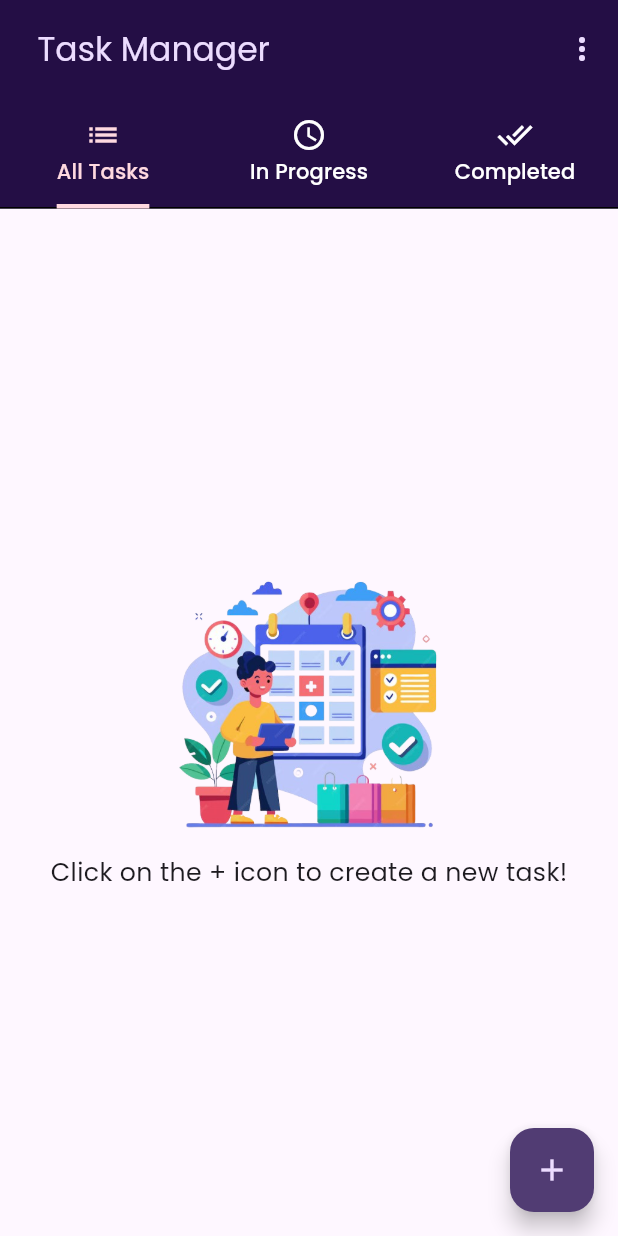
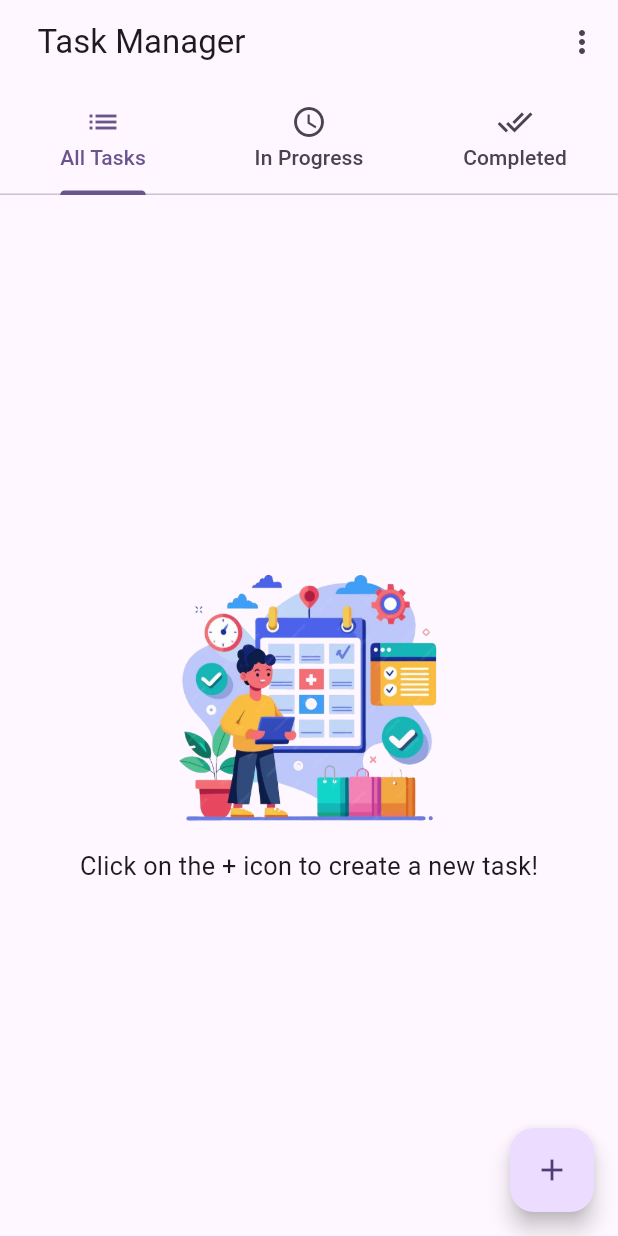
Before and after one commit to 13ARUN/Todo-Flutter, a Flutter app: the screen it shows after launch, on a phone screen of 412 x 824 dp. Run offline on Flutter 3.47's test engine with Material 3 defaults, Android fonts, the phone set to English and light mode, and no system bars; our stand-ins replace google_fonts, sqflite; accounts and stored records are empty.

Commit message:
Material UI Theme

```diff
--- a/todo/lib/theme/themedata.dart
+++ b/todo/lib/theme/themedata.dart
@@ -1,170 +1,186 @@
 import 'package:flutter/material.dart';
 import 'package:google_fonts/google_fonts.dart';
 
-var kColorScheme = ColorScheme.fromSeed(
-  seedColor: const Color.fromARGB(255, 108, 58, 184),
+// var kColorScheme = ColorScheme.fromSeed(
+//   seedColor: const Color.fromARGB(255, 108, 58, 184),
+// );
+
+final kColorScheme = ColorScheme.fromSeed(
+    seedColor: const Color.fromARGB(255, 108, 58, 184),
+    brightness: Brightness.light);
+
+final kDarkColorScheme = ColorScheme.fromSeed(
+    seedColor: const Color.fromARGB(255, 108, 58, 184),
+    brightness: Brightness.dark);
+
+final ThemeData lightTheme = ThemeData(
+  colorScheme: kColorScheme,
 );
 
-final ThemeData lightTheme = ThemeData().copyWith(
-  textTheme: GoogleFonts.poppinsTextTheme(),
-  colorScheme: const ColorScheme.light(),
-  brightness: Brightness.light,
-  appBarTheme: const AppBarTheme().copyWith(
-    backgroundColor: kColorScheme.onPrimaryFixed,
-    foregroundColor: kColorScheme.primaryContainer,
-    toolbarHeight: 65,
-  ),
-  tabBarTheme: TabBarTheme(
-    labelColor: kColorScheme.tertiaryContainer,
-    unselectedLabelColor: Colors.white,
-    indicator: UnderlineTabIndicator(
-      borderSide: BorderSide(
-        color: kColorScheme.tertiaryContainer,
-        width: 3,
-      ),
-    ),
-  ),
-  floatingActionButtonTheme: const FloatingActionButtonThemeData().copyWith(
-    backgroundColor: kColorScheme.onPrimaryContainer,
-    foregroundColor: kColorScheme.primaryContainer,
-  ),
-  checkboxTheme: const CheckboxThemeData().copyWith(
-    fillColor: WidgetStatePropertyAll(kColorScheme.primaryFixedDim),
-    checkColor: WidgetStatePropertyAll(kColorScheme.onPrimaryContainer),
-    side: BorderSide(color: kColorScheme.onPrimaryContainer, width: 2),
-  ),
-  snackBarTheme: const SnackBarThemeData().copyWith(
-    backgroundColor: kColorScheme.inverseSurface,
-    contentTextStyle: TextStyle(color: kColorScheme.onInverseSurface),
-    actionTextColor: kColorScheme.inversePrimary,
-  ),
-  listTileTheme: const ListTileThemeData().copyWith(
-    iconColor: kColorScheme.onPrimaryContainer,
-    tileColor: kColorScheme.surfaceContainerHighest,
-  ),
-  filledButtonTheme: FilledButtonThemeData(
-    style: ButtonStyle(
-      backgroundColor:
-          WidgetStatePropertyAll(kColorScheme.onSecondaryFixedVariant),
-      foregroundColor: WidgetStatePropertyAll(kColorScheme.onPrimary),
-    ),
-  ),
-  popupMenuTheme: const PopupMenuThemeData().copyWith(
-    color: kColorScheme.surfaceContainerHighest,
-  ),
-  inputDecorationTheme: const InputDecorationTheme().copyWith(
-    hintStyle: TextStyle(color: kColorScheme.onSurfaceVariant),
-    suffixIconColor: kColorScheme.onPrimaryFixedVariant,
-    enabledBorder: OutlineInputBorder(
-      borderSide: BorderSide(color: kColorScheme.primaryContainer),
-    ),
-    focusedBorder: OutlineInputBorder(
-      borderSide: BorderSide(color: kColorScheme.primary),
-    ),
-    errorBorder: OutlineInputBorder(
-      borderSide: BorderSide(color: kColorScheme.error),
-    ),
-    focusedErrorBorder: OutlineInputBorder(
-      borderSide: BorderSide(color: kColorScheme.error),
-    ),
-    errorStyle: TextStyle(color: kColorScheme.error),
-    labelStyle: TextStyle(color: kColorScheme.onPrimaryContainer),
-  ),
-  textSelectionTheme: TextSelectionThemeData(
-    cursorColor: kColorScheme.onPrimaryContainer,
-    selectionColor: kColorScheme.inversePrimary,
-    selectionHandleColor: kColorScheme.onPrimaryContainer,
-  ),
-  datePickerTheme: DatePickerThemeData(
-    todayBorder: BorderSide(color: kColorScheme.error),
-    rangePickerBackgroundColor: kColorScheme.error,
-    todayBackgroundColor: WidgetStatePropertyAll(kColorScheme.primary),
-    todayForegroundColor: WidgetStatePropertyAll(kColorScheme.surfaceBright),
-    headerBackgroundColor: kColorScheme.primaryContainer,
-  ),
-  textButtonTheme: TextButtonThemeData(
-    style: ButtonStyle(
-      foregroundColor: WidgetStatePropertyAll(kColorScheme.onPrimaryContainer),
-    ),
-  ),
+final ThemeData darkTheme = ThemeData(
+  colorScheme: kDarkColorScheme,
 );
 
-final ThemeData darkTheme = ThemeData.dark().copyWith(
-  textTheme: GoogleFonts.poppinsTextTheme(const TextTheme()),
-  colorScheme: const ColorScheme.dark(),
-  brightness: Brightness.dark,
-  appBarTheme: const AppBarTheme().copyWith(
-    backgroundColor: kColorScheme.onPrimaryFixed,
-    foregroundColor: kColorScheme.primaryContainer,
-  ),
-  tabBarTheme: TabBarTheme(
-      labelColor: kColorScheme.tertiaryContainer,
-      unselectedLabelColor: Colors.white,
-      indicator: UnderlineTabIndicator(
-        borderSide: BorderSide(
-          color: kColorScheme.tertiaryContainer,
-          width: 3,
-        ),
-      ),
-      dividerColor: kColorScheme.inverseSurface),
-  floatingActionButtonTheme: const FloatingActionButtonThemeData().copyWith(
-    backgroundColor: kColorScheme.inversePrimary,
-    foregroundColor: kColorScheme.onPrimaryContainer,
-  ),
-  listTileTheme: const ListTileThemeData().copyWith(
-    iconColor: kColorScheme.inversePrimary,
-    tileColor: kColorScheme.onSurface,
-  ),
-  checkboxTheme: const CheckboxThemeData().copyWith(
-    fillColor: WidgetStatePropertyAll(kColorScheme.primaryContainer),
-    checkColor: WidgetStatePropertyAll(kColorScheme.onPrimaryContainer),
-    side: BorderSide(color: kColorScheme.onPrimaryContainer, width: 2),
-  ),
-  popupMenuTheme: const PopupMenuThemeData().copyWith(
-    color: kColorScheme.onSurface,
-  ),
-  inputDecorationTheme: const InputDecorationTheme().copyWith(
-    suffixIconColor: kColorScheme.primaryContainer,
-    enabledBorder: OutlineInputBorder(
-      borderSide: BorderSide(color: kColorScheme.surfaceContainerHighest),
-    ),
-    focusedBorder: OutlineInputBorder(
-      borderSide: BorderSide(color: kColorScheme.primary),
-    ),
-    errorBorder: OutlineInputBorder(
-      borderSide: BorderSide(color: kColorScheme.error),
-    ),
-    focusedErrorBorder: OutlineInputBorder(
-      borderSide: BorderSide(color: kColorScheme.error),
-    ),
-    errorStyle: TextStyle(color: kColorScheme.error),
-    labelStyle: TextStyle(color: kColorScheme.surfaceContainerLow),
-  ),
-  snackBarTheme: const SnackBarThemeData().copyWith(
-    backgroundColor: kColorScheme.inverseSurface,
-    contentTextStyle: TextStyle(color: kColorScheme.onInverseSurface),
-    actionTextColor: kColorScheme.inversePrimary,
-  ),
-  filledButtonTheme: FilledButtonThemeData(
-    style: ButtonStyle(
-      backgroundColor:
-          WidgetStatePropertyAll(kColorScheme.onSecondaryFixedVariant),
-      foregroundColor: WidgetStatePropertyAll(kColorScheme.onPrimary),
-    ),
-  ),
-  textSelectionTheme: TextSelectionThemeData(
-    cursorColor: kColorScheme.primaryFixedDim,
-    selectionColor: kColorScheme.primaryContainer.withOpacity(0.5),
-    selectionHandleColor: kColorScheme.primaryContainer,
-  ),
-  datePickerTheme: DatePickerThemeData(
-    todayBackgroundColor: WidgetStatePropertyAll(kColorScheme.inversePrimary),
-    todayForegroundColor: WidgetStatePropertyAll(kColorScheme.onSurface),
-    headerBackgroundColor: kColorScheme.onPrimaryContainer,
-  ),
-  textButtonTheme: TextButtonThemeData(
-    style: ButtonStyle(
-      foregroundColor: WidgetStatePropertyAll(kColorScheme.inversePrimary),
-    ),
-  ),
-);
+// final ThemeData lightTheme = ThemeData().copyWith(
+//   textTheme: GoogleFonts.poppinsTextTheme(),
+//   colorScheme: const ColorScheme.light(),
+//   brightness: Brightness.light,
+//   appBarTheme: const AppBarTheme().copyWith(
+//     backgroundColor: kColorScheme.onPrimaryFixed,
+//     foregroundColor: kColorScheme.primaryContainer,
+//     toolbarHeight: 65,
+//   ),
+//   tabBarTheme: TabBarTheme(
+//     labelColor: kColorScheme.tertiaryContainer,
+//     unselectedLabelColor: Colors.white,
+//     indicator: UnderlineTabIndicator(
+//       borderSide: BorderSide(
+//         color: kColorScheme.tertiaryContainer,
+//         width: 3,
+//       ),
+//     ),
+//   ),
+//   floatingActionButtonTheme: const FloatingActionButtonThemeData().copyWith(
+//     backgroundColor: kColorScheme.onPrimaryContainer,
+//     foregroundColor: kColorScheme.primaryContainer,
+//   ),
+//   checkboxTheme: const CheckboxThemeData().copyWith(
+//     fillColor: WidgetStatePropertyAll(kColorScheme.primaryFixedDim),
+//     checkColor: WidgetStatePropertyAll(kColorScheme.onPrimaryContainer),
+//     side: BorderSide(color: kColorScheme.onPrimaryContainer, width: 2),
+//   ),
+//   snackBarTheme: const SnackBarThemeData().copyWith(
+//     backgroundColor: kColorScheme.inverseSurface,
+//     contentTextStyle: TextStyle(color: kColorScheme.onInverseSurface),
+//     actionTextColor: kColorScheme.inversePrimary,
+//   ),
+//   listTileTheme: const ListTileThemeData().copyWith(
+//     iconColor: kColorScheme.onPrimaryContainer,
+//     tileColor: kColorScheme.surfaceContainerHighest,
+//   ),
+//   filledButtonTheme: FilledButtonThemeData(
+//     style: ButtonStyle(
+//       backgroundColor:
+//           WidgetStatePropertyAll(kColorScheme.onSecondaryFixedVariant),
+//       foregroundColor: WidgetStatePropertyAll(kColorScheme.onPrimary),
+//     ),
+//   ),
+//   popupMenuTheme: const PopupMenuThemeData().copyWith(
+//     color: kColorScheme.surfaceContainerHighest,
+//   ),
+//   inputDecorationTheme: const InputDecorationTheme().copyWith(
+//     hintStyle: TextStyle(color: kColorScheme.onSurfaceVariant),
+//     suffixIconColor: kColorScheme.onPrimaryFixedVariant,
+//     enabledBorder: OutlineInputBorder(
+//       borderSide: BorderSide(color: kColorScheme.primaryContainer),
+//     ),
+//     focusedBorder: OutlineInputBorder(
+//       borderSide: BorderSide(color: kColorScheme.primary),
+//     ),
+//     errorBorder: OutlineInputBorder(
+//       borderSide: BorderSide(color: kColorScheme.error),
+//     ),
+//     focusedErrorBorder: OutlineInputBorder(
+//       borderSide: BorderSide(color: kColorScheme.error),
+//     ),
+//     errorStyle: TextStyle(color: kColorScheme.error),
+//     labelStyle: TextStyle(color: kColorScheme.onPrimaryContainer),
+//   ),
+//   textSelectionTheme: TextSelectionThemeData(
+//     cursorColor: kColorScheme.onPrimaryContainer,
+//     selectionColor: kColorScheme.inversePrimary,
+//     selectionHandleColor: kColorScheme.onPrimaryContainer,
+//   ),
+//   datePickerTheme: DatePickerThemeData(
+//     todayBorder: BorderSide(color: kColorScheme.error),
+//     rangePickerBackgroundColor: kColorScheme.error,
+//     todayBackgroundColor: WidgetStatePropertyAll(kColorScheme.primary),
+//     todayForegroundColor: WidgetStatePropertyAll(kColorScheme.surfaceBright),
+//     headerBackgroundColor: kColorScheme.primaryContainer,
+//   ),
+//   textButtonTheme: TextButtonThemeData(
+//     style: ButtonStyle(
+//       foregroundColor: WidgetStatePropertyAll(kColorScheme.onPrimaryContainer),
+//     ),
+//   ),
+// );
+
+// final ThemeData darkTheme = ThemeData.dark().copyWith(
+//   textTheme: GoogleFonts.poppinsTextTheme(const TextTheme()),
+//   colorScheme: const ColorScheme.dark(),
+//   brightness: Brightness.dark,
+//   appBarTheme: const AppBarTheme().copyWith(
+//     backgroundColor: kColorScheme.onPrimaryFixed,
+//     foregroundColor: kColorScheme.primaryContainer,
+//   ),
+//   tabBarTheme: TabBarTheme(
+//       labelColor: kColorScheme.tertiaryContainer,
+//       unselectedLabelColor: Colors.white,
+//       indicator: UnderlineTabIndicator(
+//         borderSide: BorderSide(
+//           color: kColorScheme.tertiaryContainer,
+//           width: 3,
+//         ),
+//       ),
+//       dividerColor: kColorScheme.inverseSurface),
+//   floatingActionButtonTheme: const FloatingActionButtonThemeData().copyWith(
+//     backgroundColor: kColorScheme.inversePrimary,
+//     foregroundColor: kColorScheme.onPrimaryContainer,
+//   ),
+//   listTileTheme: const ListTileThemeData().copyWith(
+//     iconColor: kColorScheme.inversePrimary,
+//     tileColor: kColorScheme.onSurface,
+//   ),
+//   checkboxTheme: const CheckboxThemeData().copyWith(
+//     fillColor: WidgetStatePropertyAll(kColorScheme.primaryContainer),
+//     checkColor: WidgetStatePropertyAll(kColorScheme.onPrimaryContainer),
+//     side: BorderSide(color: kColorScheme.onPrimaryContainer, width: 2),
+//   ),
+//   popupMenuTheme: const PopupMenuThemeData().copyWith(
+//     color: kColorScheme.onSurface,
+//   ),
+//   inputDecorationTheme: const InputDecorationTheme().copyWith(
+//     suffixIconColor: kColorScheme.primaryContainer,
+//     enabledBorder: OutlineInputBorder(
+//       borderSide: BorderSide(color: kColorScheme.surfaceContainerHighest),
+//     ),
+//     focusedBorder: OutlineInputBorder(
+//       borderSide: BorderSide(color: kColorScheme.primary),
+//     ),
+//     errorBorder: OutlineInputBorder(
+//       borderSide: BorderSide(color: kColorScheme.error),
+//     ),
+//     focusedErrorBorder: OutlineInputBorder(
+//       borderSide: BorderSide(color: kColorScheme.error),
+//     ),
+//     errorStyle: TextStyle(color: kColorScheme.error),
+//     labelStyle: TextStyle(color: kColorScheme.surfaceContainerLow),
+//   ),
+//   snackBarTheme: const SnackBarThemeData().copyWith(
+//     backgroundColor: kColorScheme.inverseSurface,
+//     contentTextStyle: TextStyle(color: kColorScheme.onInverseSurface),
+//     actionTextColor: kColorScheme.inversePrimary,
+//   ),
+//   filledButtonTheme: FilledButtonThemeData(
+//     style: ButtonStyle(
+//       backgroundColor:
+//           WidgetStatePropertyAll(kColorScheme.onSecondaryFixedVariant),
+//       foregroundColor: WidgetStatePropertyAll(kColorScheme.onPrimary),
+//     ),
+//   ),
+//   textSelectionTheme: TextSelectionThemeData(
+//     cursorColor: kColorScheme.primaryFixedDim,
+//     selectionColor: kColorScheme.primaryContainer.withOpacity(0.5),
+//     selectionHandleColor: kColorScheme.primaryContainer,
+//   ),
+//   datePickerTheme: DatePickerThemeData(
+//     todayBackgroundColor: WidgetStatePropertyAll(kColorScheme.inversePrimary),
+//     todayForegroundColor: WidgetStatePropertyAll(kColorScheme.onSurface),
+//     headerBackgroundColor: kColorScheme.onPrimaryContainer,
+//   ),
+//   textButtonTheme: TextButtonThemeData(
+//     style: ButtonStyle(
+//       foregroundColor: WidgetStatePropertyAll(kColorScheme.inversePrimary),
+//     ),
+//   ),
+// );
--- a/todo/lib/widgets/taskitem.dart
+++ b/todo/lib/widgets/taskitem.dart
@@ -121,10 +121,10 @@ class TaskItem extends StatelessWidget {
       ),
       tileColor: task.isCompleted
           ? brightness == Brightness.dark
-              ? kColorScheme.onSurface
-              : kColorScheme.surfaceContainerHighest
+              ? kDarkColorScheme.surfaceContainerLow
+              : kColorScheme.surfaceContainerHigh
           : brightness == Brightness.dark
-              ? kColorScheme.onPrimaryFixedVariant
+              ? kDarkColorScheme.onPrimaryFixedVariant
               : kColorScheme.primaryFixedDim,
     );
   }
```
